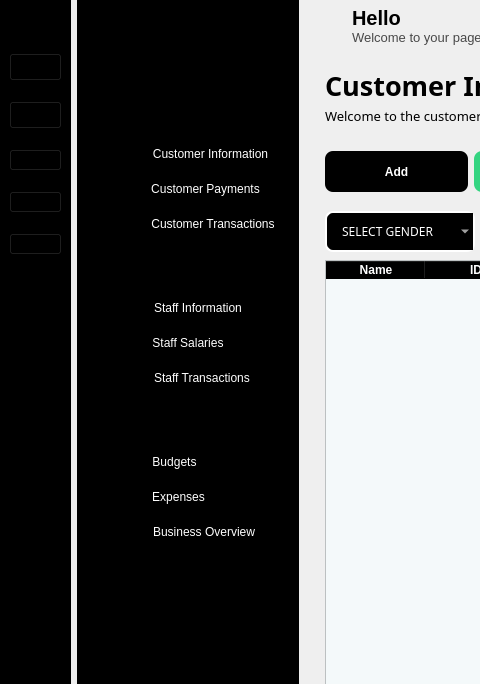
Before: the Qt Designer form MainUI.ui in hoquangvinh124/BlackMeetWukong, drawn with Qt 5; both pictures show x 0 to 480 and y 0 to 684 of the 1212 by 800 pixel window.
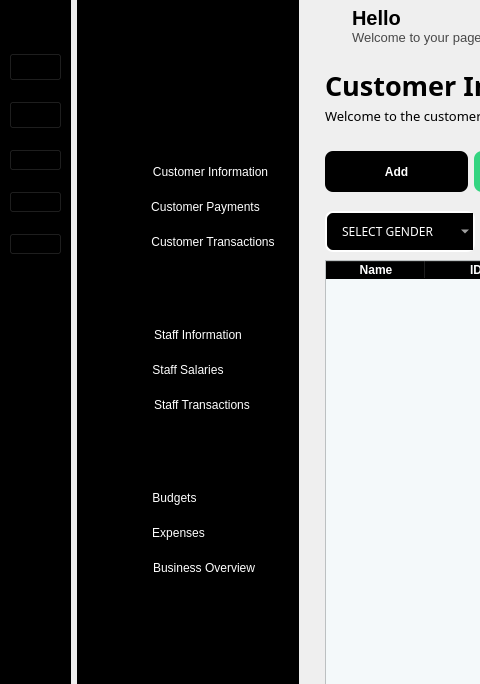
After: the same form once the commit is applied. Icons and pictures are not drawn.

Commit message: Cập nhật Ui

What changed in the file:
```diff
--- a/MainUI.ui
+++ b/MainUI.ui
@@ -334,6 +334,9 @@
         </item>
         <item>
          <layout class="QVBoxLayout" name="verticalLayout_10">
+          <property name="spacing">
+           <number>15</number>
+          </property>
           <item>
            <widget class="QPushButton" name="dashboard_2">
             <property name="font">
```
The commit also changes 2 other files.
